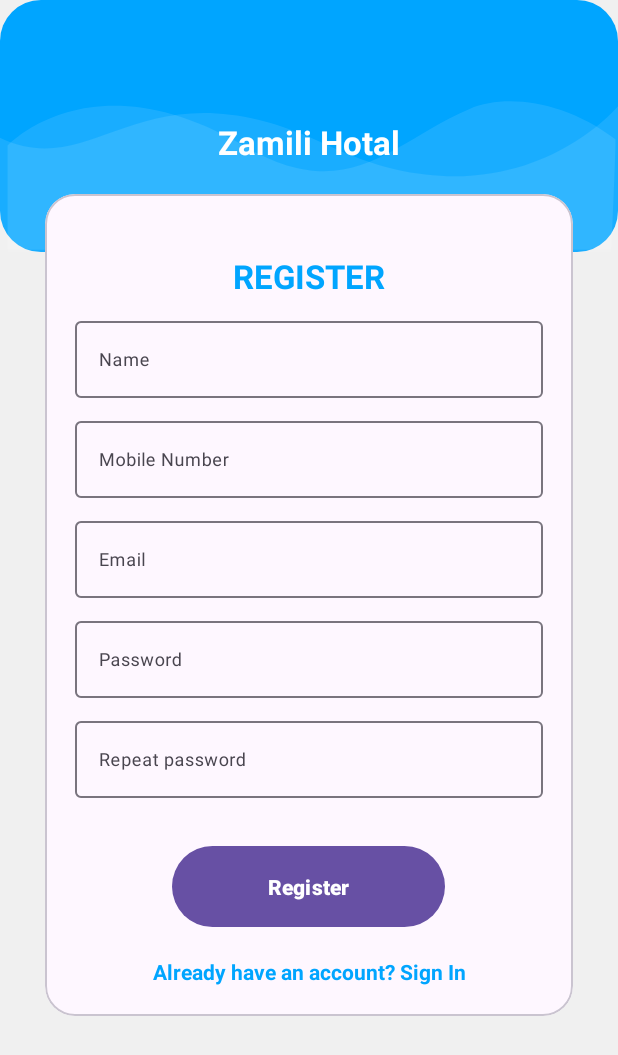
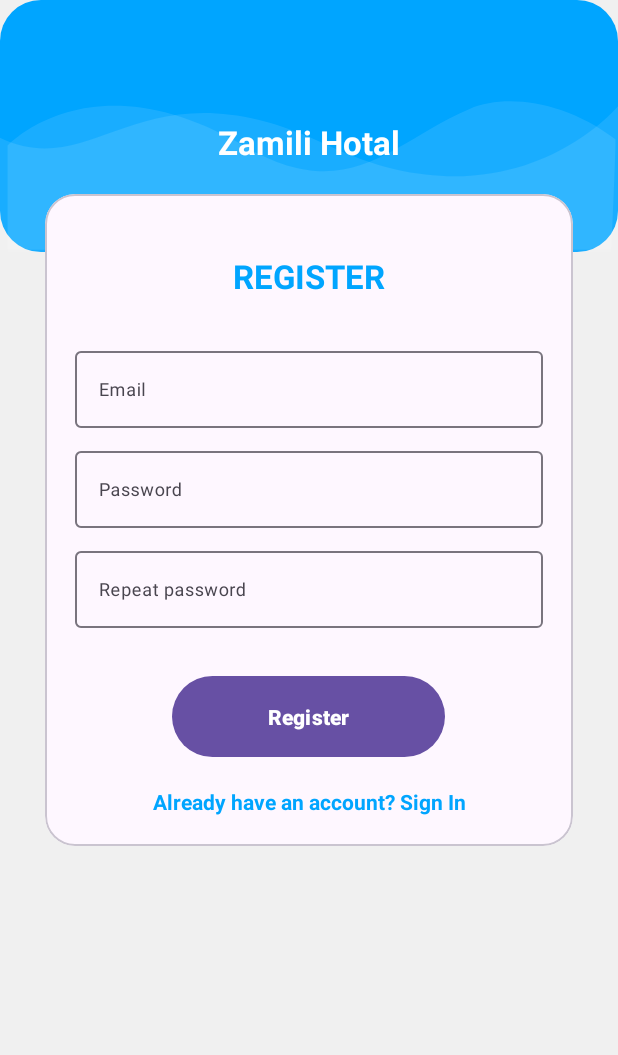
Before and after one commit to MohammadF2/androidProjectZamili, an Android app: the screen it shows after launch (MainActivity), after a tap on an icon or button, on a phone screen of 412 x 824 dp. Shown: the top 1055 px of the screen. Run offline under Robolectric (Android 15) with nearby library versions, the phone set to English and light mode, and no system bars; our stand-ins replace Firebase (no records; nobody signed in at launch, a user with empty details on screens opened directly); 1 other tap on this screen came first.

Commit message:
V1.1 Updated login and register to use firebase

```diff
--- a/app/build.gradle
+++ b/app/build.gradle
@@ -1,5 +1,6 @@
 plugins {
     id 'com.android.application'
+    id 'com.google.gms.google-services'
 }
 
 android {
@@ -31,9 +32,11 @@ android {
 dependencies {
 
     implementation 'androidx.appcompat:appcompat:1.6.1'
-    implementation 'com.google.android.material:material:1.5.0'
+    implementation 'com.google.android.material:material:1.9.0'
     implementation 'com.google.code.gson:gson:2.10.1'
     implementation 'androidx.constraintlayout:constraintlayout:2.1.4'
+    implementation 'com.google.firebase:firebase-auth:22.0.0'
+    implementation 'com.google.firebase:firebase-firestore:24.6.1'
     testImplementation 'junit:junit:4.13.2'
     androidTestImplementation 'androidx.test.ext:junit:1.1.5'
     androidTestImplementation 'androidx.test.espresso:espresso-core:3.5.1'
--- a/app/src/main/java/edu/birzeit/zamilihotal/MainActivity.java
+++ b/app/src/main/java/edu/birzeit/zamilihotal/MainActivity.java
@@ -1,5 +1,6 @@
 package edu.birzeit.zamilihotal;
 
+import androidx.annotation.NonNull;
 import androidx.appcompat.app.AppCompatActivity;
 import androidx.appcompat.app.AppCompatDelegate;
 
@@ -7,6 +8,7 @@ import android.content.Context;
 import android.content.Intent;
 import android.content.SharedPreferences;
 import android.os.Bundle;
+import android.provider.ContactsContract;
 import android.view.View;
 import android.view.WindowManager;
 import android.widget.Button;
@@ -14,12 +16,25 @@ import android.widget.EditText;
 import android.widget.FrameLayout;
 import android.widget.LinearLayout;
 import android.widget.TextView;
+import android.widget.Toast;
 
+import com.google.android.gms.tasks.OnCompleteListener;
+import com.google.android.gms.tasks.OnFailureListener;
+import com.google.android.gms.tasks.OnSuccessListener;
+import com.google.android.gms.tasks.Task;
+import com.google.firebase.auth.AuthResult;
+import com.google.firebase.auth.FirebaseUser;
+import com.google.firebase.firestore.DocumentSnapshot;
+import com.google.firebase.firestore.FirebaseFirestore;
 import com.google.gson.Gson;
+
+import java.util.HashMap;
+import java.util.Map;
 
 import edu.birzeit.androidprojectzamili.R;
 import edu.birzeit.zamilihotal.activitys.MainPageActivity;
 import edu.birzeit.zamilihotal.controllers.SignUpController;
+import edu.birzeit.zamilihotal.database.DataBase;
 import edu.birzeit.zamilihotal.model.User;
 
 public class MainActivity extends AppCompatActivity {
@@ -41,12 +56,21 @@ public class MainActivity extends AppCompatActivity {
         container = findViewById(R.id.container);
         getLayoutInflater().inflate(R.layout.layout_login, container, true);
 
-        System.out.println();
+        setSignUpFromSignIn();
 
-//        container.removeAllViews();
-//        getLayoutInflater().inflate(R.layout.layout_register, container, true);
+    }
 
-        setSignUpFromSignIn();
+    @Override
+    protected void onStart() {
+        super.onStart();
+        FirebaseUser user = DataBase.auth.getCurrentUser();
+        if(user == null) {
+            container.removeAllViews();
+            getLayoutInflater().inflate(R.layout.layout_login, container, true);
+            setSignUpFromSignIn();
+        } else {
+
+        }
 
     }
 
@@ -64,22 +88,19 @@ public class MainActivity extends AppCompatActivity {
                  if (email.getText().toString().equals("") || password.getText().toString().equals(""))
                      error.setText("You should enter email and password");
                  else {
-                     SharedPreferences sp = MainActivity.this.getSharedPreferences("main", Context.MODE_PRIVATE);
-                     Gson gson = new Gson();
-                     User user = gson.fromJson(sp.getString(email.getText().toString(), null), User.class);
-                     if (user == null)
-                         error.setText("Email is wrong");
-                     else {
-                         if(!password.getText().toString().equals(user.getPassword()))
-                             error.setText("password is wrong");
-                         else {
-                             SharedPreferences.Editor editor = sp.edit();
-                             editor.putString("currUser", gson.toJson(user));
-                             editor.commit();
-                             Intent intent = new Intent(MainActivity.this, MainPageActivity.class);
-                             startActivity(intent);
+                     String emailTxt = email.getText().toString();
+                     String passwordTxt = password.getText().toString();
+                     DataBase.auth.signInWithEmailAndPassword(emailTxt, passwordTxt).addOnCompleteListener(new OnCompleteListener<AuthResult>() {
+                         @Override
+                         public void onComplete(@NonNull Task<AuthResult> task) {
+                             if(task.isSuccessful()) {
+                                Intent intent = new Intent(MainActivity.this, MainPageActivity.class);
+                                MainActivity.this.startActivity(intent);
+                             } else {
+                                 error.setText("Email or password are wrong");
+                             }
                          }
-                     }
+                     });
                  }
              }
          });
@@ -89,7 +110,6 @@ public class MainActivity extends AppCompatActivity {
             public void onClick(View v) {
                 container.removeAllViews();
                 getLayoutInflater().inflate(R.layout.layout_register, container, true);
-
                 setSignInFromSignUp();
             }
         });
@@ -107,9 +127,8 @@ public class MainActivity extends AppCompatActivity {
         });
 
         Button signUpB = findViewById(R.id.signUpB);
-        EditText name = findViewById(R.id.signUpName);
         EditText email = findViewById(R.id.signUpEmail);
-        EditText mobile = findViewById(R.id.signUpMobile);
+
 
         EditText pass1 = findViewById(R.id.signUpPass);
         EditText pass2 = findViewById(R.id.repeatpass);
@@ -122,9 +141,8 @@ public class MainActivity extends AppCompatActivity {
                 } else {
 
                     SharedPreferences sp = MainActivity.this.getSharedPreferences("main", Context.MODE_PRIVATE);
-
                     if(sp.getString(email.getText().toString(), null) == null) {
-                        SignUpController controller = new SignUpController(new User(name.getText().toString(), mobile.getText().toString(), email.getText().toString(), pass1.getText().toString()), MainActivity.this);
+                        SignUpController controller = new SignUpController(new User(email.getText().toString(), pass1.getText().toString()), MainActivity.this);
                         container.removeAllViews();
                         getLayoutInflater().inflate(R.layout.layout_login, container, true);
                         setSignUpFromSignIn();
@@ -136,4 +154,7 @@ public class MainActivity extends AppCompatActivity {
         });
 
     }
+
+
+
 }
--- /dev/null
+++ b/app/src/main/java/edu/birzeit/zamilihotal/database/DataBase.java
@@ -0,0 +1,9 @@
+package edu.birzeit.zamilihotal.database;
+
+import com.google.firebase.auth.FirebaseAuth;
+import com.google.firebase.firestore.FirebaseFirestore;
+
+public class DataBase {
+    public static final FirebaseFirestore database = FirebaseFirestore.getInstance();
+    public static final FirebaseAuth auth = FirebaseAuth.getInstance();
+}
--- /dev/null
+++ b/app/src/main/res/layout/activity_choose_room.xml
@@ -0,0 +1,6 @@
+<?xml version="1.0" encoding="utf-8"?>
+<LinearLayout xmlns:android="http://schemas.android.com/apk/res/android"
+    android:layout_width="match_parent"
+    android:layout_height="match_parent">
+
+</LinearLayout>
--- a/app/src/main/res/layout/layout_register.xml
+++ b/app/src/main/res/layout/layout_register.xml
@@ -22,25 +22,11 @@
 
         <com.google.android.material.textfield.TextInputLayout
             style="@style/parent"
-            android:layout_marginTop="@dimen/signup_text_margin_top">
-            <EditText
-                style="@style/modifiedEditText"
-                android:inputType="text"
-                android:maxLines="1"
-                android:id="@+id/signUpName"
-                android:hint="Name"/>
-        </com.google.android.material.textfield.TextInputLayout>
+            android:layout_marginTop="@dimen/signup_text_margin_top"/>
 
         <com.google.android.material.textfield.TextInputLayout
             style="@style/parent"
-            android:layout_marginTop="@dimen/signup_text_margin_top">
-            <EditText
-                style="@style/modifiedEditText"
-                android:inputType="text"
-                android:id="@+id/signUpMobile"
-                android:maxLines="1"
-                android:hint="Mobile Number"/>
-        </com.google.android.material.textfield.TextInputLayout>
+            android:layout_marginTop="@dimen/signup_text_margin_top"/>
 
         <com.google.android.material.textfield.TextInputLayout
             style="@style/parent"
--- a/build.gradle
+++ b/build.gradle
@@ -1,4 +1,8 @@
-// Top-level build file where you can add configuration options common to all sub-projects/modules.
+buildscript {
+    dependencies {
+        classpath 'com.google.gms:google-services:4.3.14'
+    }
+}// Top-level build file where you can add configuration options common to all sub-projects/modules.
 plugins {
     id 'com.android.application' version '8.0.0' apply false
     id 'com.android.library' version '8.0.0' apply false
```
Also changed, not shown: app/src/main/java/edu/birzeit/zamilihotal/activitys/MainPageActivity.java (+5 -8 lines), app/src/main/java/edu/birzeit/zamilihotal/controllers/SignUpController.java (+32 -0 lines), app/src/main/java/edu/birzeit/zamilihotal/model/Hotel.java (added, +47 -0 lines), app/src/main/java/edu/birzeit/zamilihotal/model/Room.java (added, +27 -0 lines), app/src/main/java/edu/birzeit/zamilihotal/model/User.java (+3 -22 lines), 1 other file.
